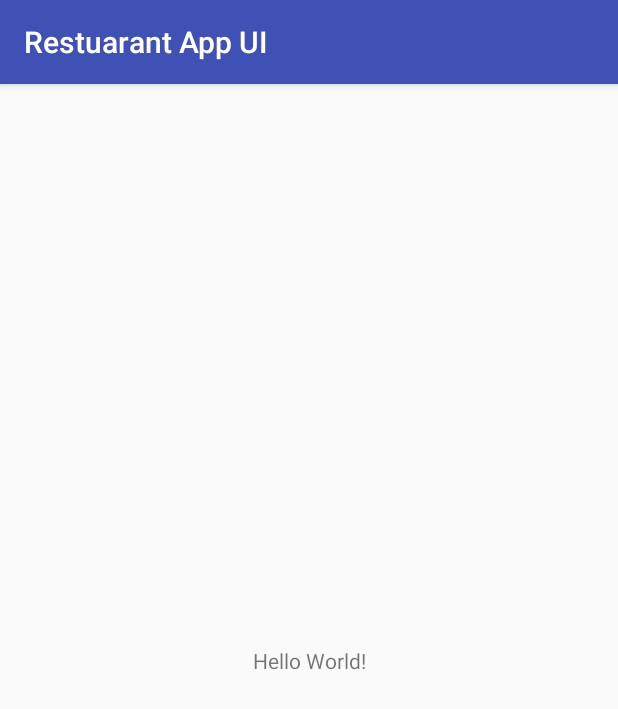
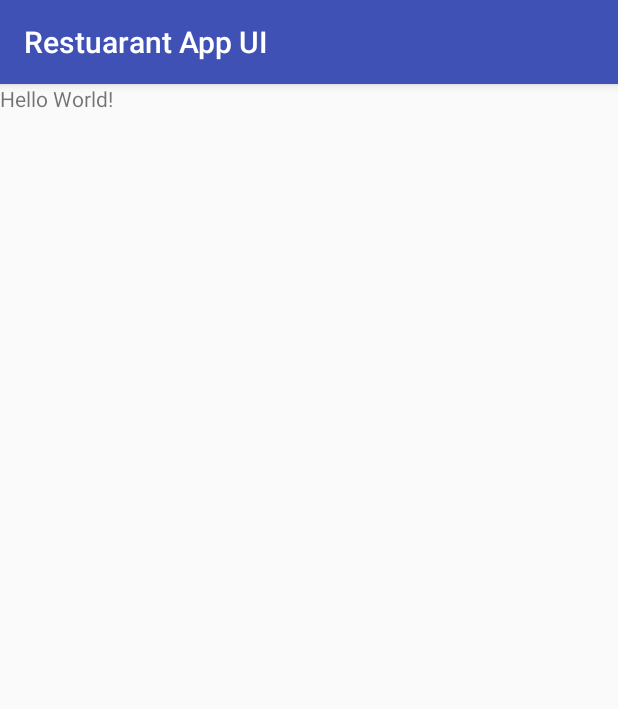
Before and after one commit to Elbie-em/Android-UI-Restuarant-App, an Android app: the screen it shows after launch (MainActivity), on a phone screen of 412 x 824 dp. Shown: the top 709 px of the screen. Run offline under Robolectric (Android 15) with nearby library versions, the light colour scheme and no system bars.

Commit message:
change to relative layout

```diff
--- a/app/src/main/res/layout/activity_main.xml
+++ b/app/src/main/res/layout/activity_main.xml
@@ -1,5 +1,5 @@
 <?xml version="1.0" encoding="utf-8"?>
-<android.support.constraint.ConstraintLayout xmlns:android="http://schemas.android.com/apk/res/android"
+<RelativeLayout xmlns:android="http://schemas.android.com/apk/res/android"
     xmlns:app="http://schemas.android.com/apk/res-auto"
     xmlns:tools="http://schemas.android.com/tools"
     android:layout_width="match_parent"
@@ -9,10 +9,6 @@
     <TextView
         android:layout_width="wrap_content"
         android:layout_height="wrap_content"
-        android:text="Hello World!"
-        app:layout_constraintBottom_toBottomOf="parent"
-        app:layout_constraintLeft_toLeftOf="parent"
-        app:layout_constraintRight_toRightOf="parent"
-        app:layout_constraintTop_toTopOf="parent" />
+        android:text="Hello World!" />
 
-</android.support.constraint.ConstraintLayout>
+</RelativeLayout>
```
